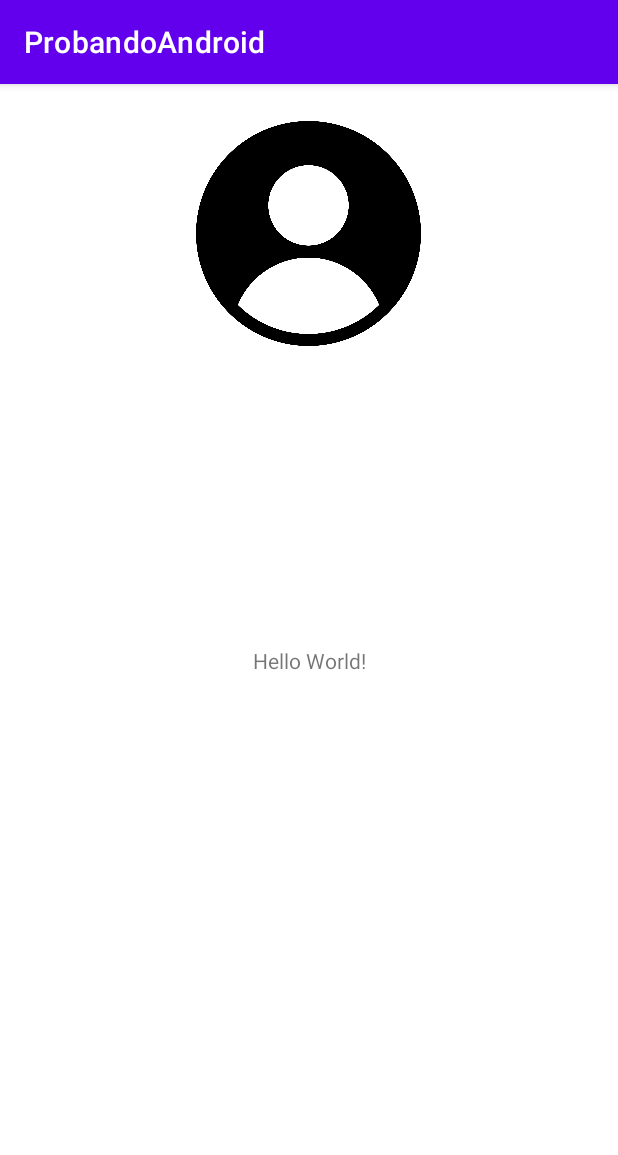
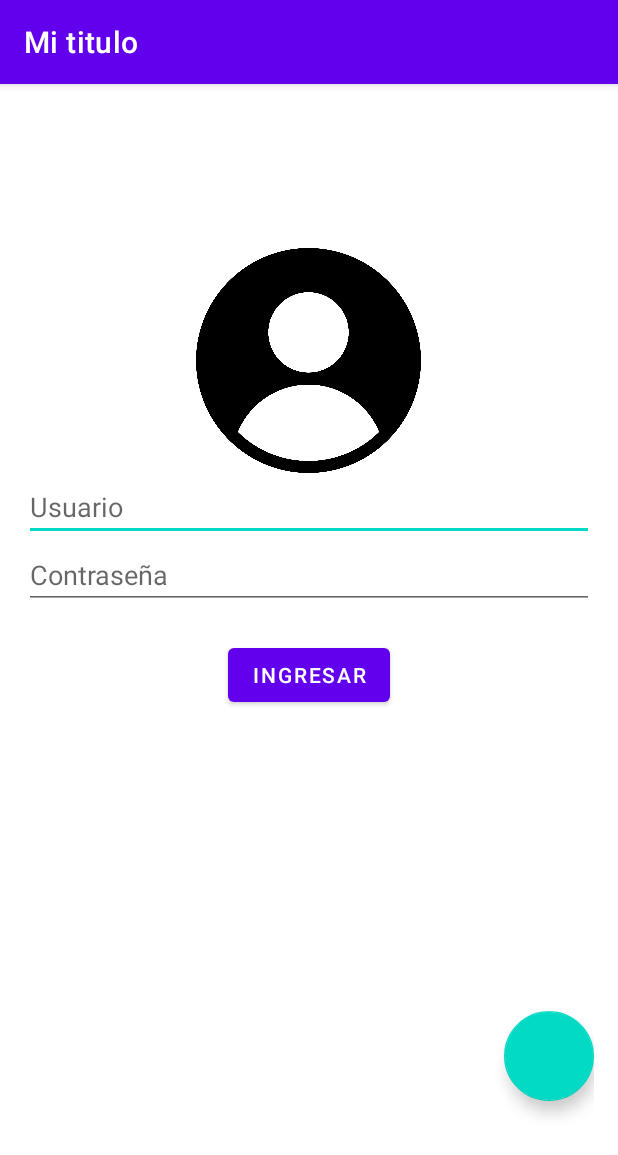
Before and after one commit to Pablo592/TecnologiasMoviles, an Android app: the screen it shows after launch (MainActivity), on a phone screen of 412 x 824 dp. Shown: the top 1155 px of the screen. Run offline under Robolectric (Android 15) with nearby library versions, the phone set to English and light mode, and no system bars.

Commit message:
tarea completada
Signed-off-by: Pablo592 <pgaido524@alumnos.iua.edu.ar>

```diff
--- a/AndroidStudioProjects/ProbandoAndroid/app/src/main/java/com/example/probandoandroid/MainActivity.kt
+++ b/AndroidStudioProjects/ProbandoAndroid/app/src/main/java/com/example/probandoandroid/MainActivity.kt
@@ -1,13 +1,19 @@
 package com.example.probandoandroid
 
-import androidx.appcompat.app.AppCompatActivity
 import android.os.Bundle
 import android.util.Log
+import android.widget.Toast
+import androidx.appcompat.app.AppCompatActivity
+import com.google.android.material.snackbar.Snackbar
 
 class MainActivity : AppCompatActivity() {
     override fun onCreate(savedInstanceState: Bundle?) {
         super.onCreate(savedInstanceState)
+        title = resources.getText(R.string.MyTitle);
         setContentView(R.layout.activity_main)
+
+        Snackbar.make(findViewById(android.R.id.content), "Soy el snackBar", Snackbar.LENGTH_LONG).show()
+
     }
 
     override fun onStart(){
@@ -21,6 +27,8 @@ class MainActivity : AppCompatActivity() {
     override fun onPause(){
         super.onPause()
         Log.d("CICLO_DE_VIDA","ON_PAUSE")
+
+        Toast.makeText(baseContext, "Soy un toast", Toast.LENGTH_LONG).show();
     }
     override fun onStop(){
         super.onStop()
--- a/AndroidStudioProjects/ProbandoAndroid/app/src/main/res/layout/activity_main.xml
+++ b/AndroidStudioProjects/ProbandoAndroid/app/src/main/res/layout/activity_main.xml
@@ -9,39 +9,56 @@
 
 
     <LinearLayout
+        android:id="@+id/LinearLayout1"
         android:layout_width="match_parent"
-        android:layout_height="200dp"
+        android:layout_height="match_parent"
+        android:gravity="center"
+        android:orientation="vertical"
         android:paddingLeft="16dp"
         android:paddingRight="16dp"
-        android:orientation="vertical"
-        android:gravity="center">
-
+        app:layout_constraintTop_toTopOf="parent">
         <ImageView
             android:layout_width="150dp"
             android:layout_height="150dp"
+            android:layout_marginTop="20dp"
+            android:gravity="center"
             android:src="@drawable/_iconousuario"
-            android:gravity="center"
-           />
+            app:layout_constraintStart_toStartOf="parent"
+            app:layout_constraintTop_toTopOf="parent"
+            android:layout_alignParentTop="true">
+        </ImageView>
+        <EditText
+            android:id="@+id/Login_Usuario"
+            android:layout_width="match_parent"
+            android:layout_height="wrap_content"
+            android:hint="@string/usuario"
+            android:inputType="textMultiLine" />
+        <EditText
+            android:id="@+id/Login_Contrasenia"
+            android:layout_width="match_parent"
+            android:layout_height="wrap_content"
+            android:hint="@string/contrase_a"
+            android:inputType="textPassword" />
+        <Button
+            android:id="@+id/next_button"
+            android:layout_marginTop="20dp"
+            android:layout_width="wrap_content"
+            android:layout_height="wrap_content"
+            android:text="Ingresar" />
+
+        <TextView
+            android:layout_width="match_parent"
+            android:layout_height="200dp">
+        </TextView>
+
+        <com.google.android.material.floatingactionbutton.FloatingActionButton
+            android:layout_width="60dp"
+            android:layout_height="60dp"
+            android:background="@drawable/check"
+            android:layout_gravity="right">
+        </com.google.android.material.floatingactionbutton.FloatingActionButton>
     </LinearLayout>
 
 
 
-
-
-
-
-
-
-
-    <TextView
-        android:id="@+id/HolaMundoTextView"
-        android:layout_width="wrap_content"
-        android:layout_height="wrap_content"
-        android:text="Hello World!"
-        app:layout_constraintBottom_toBottomOf="parent"
-        app:layout_constraintEnd_toEndOf="parent"
-        app:layout_constraintStart_toStartOf="parent"
-        app:layout_constraintTop_toTopOf="parent" />
-
-
 </androidx.constraintlayout.widget.ConstraintLayout>
--- a/AndroidStudioProjects/ProbandoAndroid/app/src/main/res/values/strings.xml
+++ b/AndroidStudioProjects/ProbandoAndroid/app/src/main/res/values/strings.xml
@@ -1,3 +1,7 @@
 <resources>
     <string name="app_name">ProbandoAndroid</string>
+    <string name="contrase_a">Contraseña</string>
+    <string name="usuario">Usuario</string>
+    <string name="elSnackbar">Soy el snackbar</string>
+    <string name="MyTitle">Mi titulo</string>
 </resources>
```
Also changed, not shown: AndroidStudioProjects/ProbandoAndroid/app/src/main/res/drawable/check.jpg (added).
